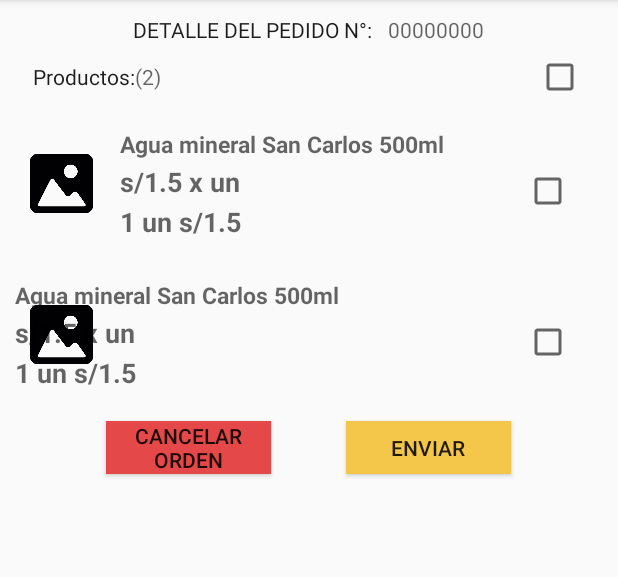
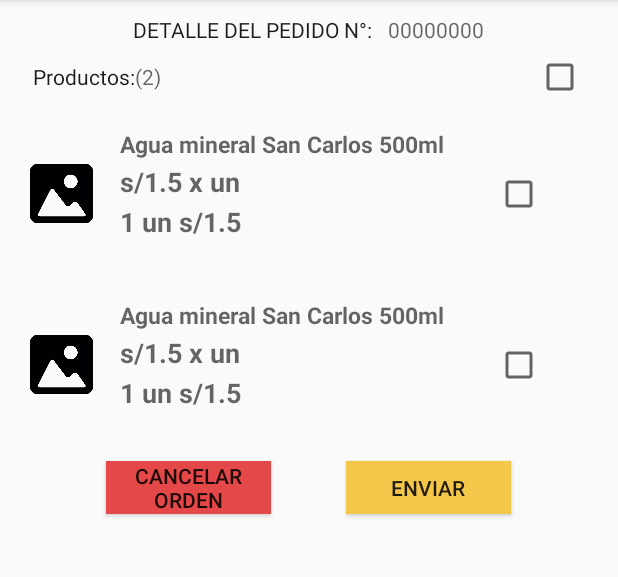
Before and after one commit to davidcv54/ENCARGALOfinalG1, an Android app: the fragment mio_frgdetalleproducto shown on its own in the app's theme, on a phone screen of 412 x 824 dp, the part 84-661 px from its top. Run offline under Robolectric (Android 15) with nearby library versions, the phone set to English and light mode, and no system bars.

Commit message:
tercer commit

```diff
--- a/app/src/main/res/layout/fragment_mio_frgdetalleproducto.xml
+++ b/app/src/main/res/layout/fragment_mio_frgdetalleproducto.xml
@@ -64,89 +64,10 @@
         android:layout_width="match_parent"
         android:layout_height="wrap_content"
         android:animateLayoutChanges="true"
-        android:orientation="vertical"
+        android:orientation="horizontal"
         android:layout_marginTop="10dp">
 
-        <RelativeLayout
-            android:layout_width="match_parent"
-            android:layout_height="wrap_content"
-            android:orientation="horizontal"
-            android:padding="6dp">
-            <ImageView
-                android:id="@+id/mio_icondetalleproducto"
-                android:layout_width="70dp"
-                android:layout_height="70dp"
-                android:layout_alignParentStart="true"
-                android:layout_centerVertical="true"
-                android:layout_gravity="center"
-                android:paddingLeft="14dp"
-                android:paddingRight="14dp"
-                android:src="@drawable/picture"
-                android:layout_alignParentLeft="true" />
-
-            <LinearLayout
-                android:id="@+id/mio_lytdetalleproducto"
-                android:layout_width="wrap_content"
-                android:layout_height="wrap_content"
-                android:layout_alignParentTop="true"
-                android:layout_marginStart="4dp"
-                android:layout_marginTop="2dp"
-                android:layout_toEndOf="@+id/mio_icondetalleproducto"
-                android:orientation="vertical"
-                android:layout_marginLeft="4dp"
-                android:layout_toRightOf="@+id/mio_icondetalleproducto">
-
-                <TextView
-                    android:id="@+id/mio_varstrDetalleProducto1"
-                    android:layout_width="match_parent"
-                    android:layout_height="wrap_content"
-                    android:layout_marginBottom="2dp"
-                    android:hint="@string/mio_varstrdetalleproducto2"
-                    android:textColor="@color/blackPrimary"
-                    android:textSize="15sp"
-                    android:textStyle="bold"/>
-
-
-                <TextView
-                    android:id="@+id/mio_varstrDetalleProducto2"
-                    android:layout_width="match_parent"
-                    android:layout_height="wrap_content"
-                    android:layout_marginBottom="2dp"
-                    android:hint="@string/mio_varstrdetalleproducto3"
-                    android:textColor="@color/blackPrimary"
-                    android:textSize="18sp"
-                    android:textStyle="bold"/>
-                <TextView
-                    android:id="@+id/mio_varstrDetalleProducto3"
-                    android:layout_width="match_parent"
-                    android:layout_height="wrap_content"
-                    android:layout_marginBottom="2dp"
-                    android:hint="@string/mio_varstrdetalleproducto4"
-                    android:textColor="@color/blackPrimary"
-                    android:textSize="18sp"
-                    android:textStyle="bold"/>
-
-            </LinearLayout>
-
-
-            <CheckBox
-                android:layout_width="wrap_content"
-                android:layout_height="wrap_content"
-                android:layout_marginTop="28dp"
-                android:layout_marginLeft="343dp" />
-
-        </RelativeLayout>
-
-    </LinearLayout>
-
-    <LinearLayout
-        android:layout_width="match_parent"
-        android:layout_height="wrap_content"
-        android:animateLayoutChanges="true"
-        android:orientation="vertical"
-        android:layout_marginTop="10dp">
-
-        <RelativeLayout
+        <LinearLayout
             android:layout_width="match_parent"
             android:layout_height="wrap_content"
             android:orientation="horizontal"
@@ -164,14 +85,12 @@
                 android:src="@drawable/picture" />
 
             <LinearLayout
-                android:layout_width="wrap_content"
+                android:layout_width="220dp"
                 android:layout_height="wrap_content"
                 android:layout_alignParentTop="true"
                 android:layout_marginStart="4dp"
                 android:layout_marginLeft="4dp"
                 android:layout_marginTop="2dp"
-                android:layout_toEndOf="@+id/mio_icondetalleproducto"
-                android:layout_toRightOf="@+id/mio_icondetalleproducto"
                 android:orientation="vertical">
 
                 <TextView
@@ -204,14 +123,84 @@
 
             </LinearLayout>
 
+            <CheckBox
+                android:layout_width="wrap_content"
+                android:layout_height="wrap_content"
+                android:layout_margin="30dp"/>
+
+        </LinearLayout>
+
+    </LinearLayout>
+
+    <LinearLayout
+        android:layout_width="match_parent"
+        android:layout_height="wrap_content"
+        android:animateLayoutChanges="true"
+        android:orientation="horizontal"
+        android:layout_marginTop="10dp">
+
+        <LinearLayout
+            android:layout_width="match_parent"
+            android:layout_height="wrap_content"
+            android:orientation="horizontal"
+            android:padding="6dp">
+
+            <ImageView
+                android:layout_width="70dp"
+                android:layout_height="70dp"
+                android:layout_alignParentStart="true"
+                android:layout_alignParentLeft="true"
+                android:layout_centerVertical="true"
+                android:layout_gravity="center"
+                android:paddingLeft="14dp"
+                android:paddingRight="14dp"
+                android:src="@drawable/picture" />
+
+            <LinearLayout
+                android:layout_width="220dp"
+                android:layout_height="wrap_content"
+                android:layout_alignParentTop="true"
+                android:layout_marginStart="4dp"
+                android:layout_marginLeft="4dp"
+                android:layout_marginTop="2dp"
+                android:orientation="vertical">
+
+                <TextView
+                    android:layout_width="match_parent"
+                    android:layout_height="wrap_content"
+                    android:layout_marginBottom="2dp"
+                    android:hint="@string/mio_varstrdetalleproducto2"
+                    android:textColor="@color/blackPrimary"
+                    android:textSize="15sp"
+                    android:textStyle="bold" />
+
+
+                <TextView
+                    android:layout_width="match_parent"
+                    android:layout_height="wrap_content"
+                    android:layout_marginBottom="2dp"
+                    android:hint="@string/mio_varstrdetalleproducto3"
+                    android:textColor="@color/blackPrimary"
+                    android:textSize="18sp"
+                    android:textStyle="bold" />
+
+                <TextView
+                    android:layout_width="match_parent"
+                    android:layout_height="wrap_content"
+                    android:layout_marginBottom="2dp"
+                    android:hint="@string/mio_varstrdetalleproducto4"
+                    android:textColor="@color/blackPrimary"
+                    android:textSize="18sp"
+                    android:textStyle="bold" />
+
+            </LinearLayout>
 
             <CheckBox
                 android:layout_width="wrap_content"
                 android:layout_height="wrap_content"
-                android:layout_marginTop="28dp"
-                android:layout_marginLeft="343dp" />
+                android:layout_margin="30dp"/>
 
-        </RelativeLayout>
+        </LinearLayout>
 
     </LinearLayout>
 
```
